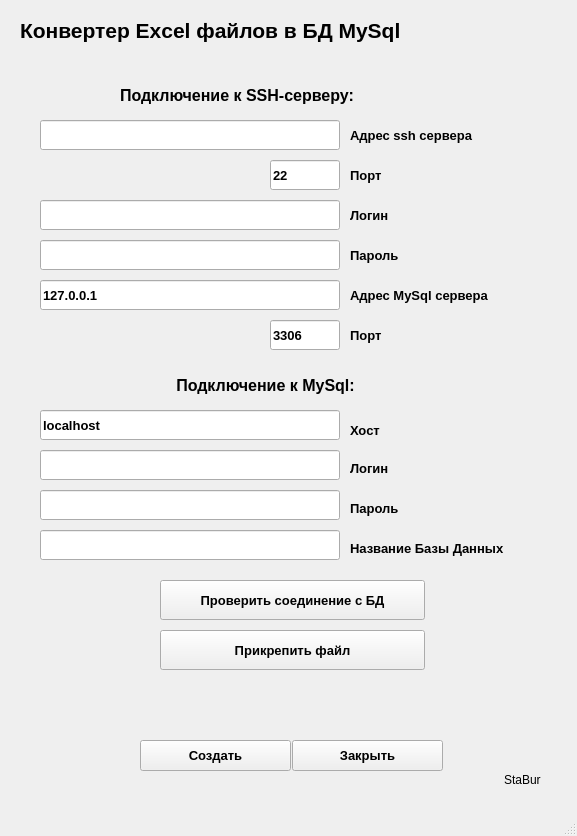
Before: the Qt Designer form forma1.ui in Stabur/ExcelToMySql, drawn with Qt 5.
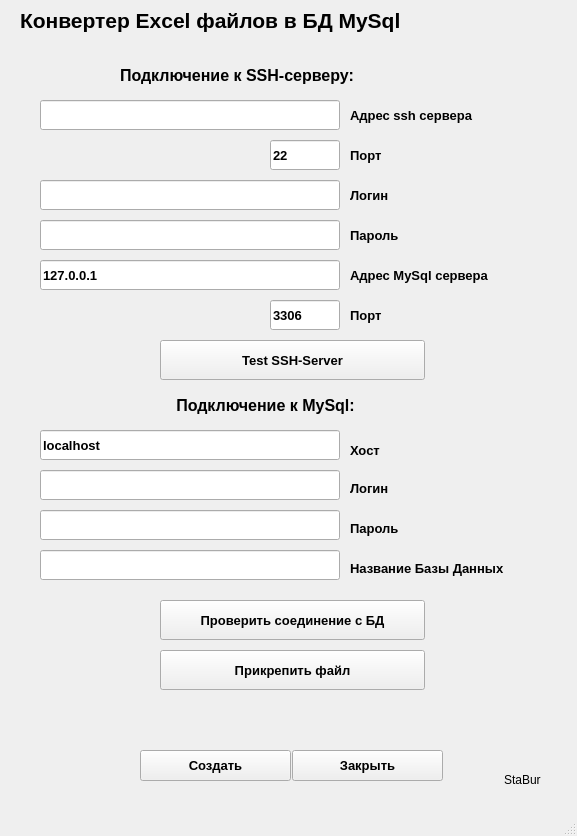
After: the same form once the commit is applied.

Diff of the .ui file:
```diff
--- a/forma1.ui
+++ b/forma1.ui
@@ -18,7 +18,7 @@
     <property name="geometry">
      <rect>
       <x>20</x>
-      <y>10</y>
+      <y>0</y>
       <width>521</width>
       <height>41</height>
      </rect>
@@ -38,7 +38,7 @@
     <property name="geometry">
      <rect>
       <x>40</x>
-      <y>410</y>
+      <y>430</y>
       <width>300</width>
       <height>30</height>
      </rect>
@@ -58,7 +58,7 @@
     <property name="geometry">
      <rect>
       <x>40</x>
-      <y>450</y>
+      <y>470</y>
       <width>300</width>
       <height>30</height>
      </rect>
@@ -75,7 +75,7 @@
     <property name="geometry">
      <rect>
       <x>40</x>
-      <y>490</y>
+      <y>510</y>
       <width>300</width>
       <height>30</height>
      </rect>
@@ -92,7 +92,7 @@
     <property name="geometry">
      <rect>
       <x>40</x>
-      <y>530</y>
+      <y>550</y>
       <width>300</width>
       <height>30</height>
      </rect>
@@ -109,7 +109,7 @@
     <property name="geometry">
      <rect>
       <x>350</x>
-      <y>420</y>
+      <y>440</y>
       <width>111</width>
       <height>21</height>
      </rect>
@@ -129,7 +129,7 @@
     <property name="geometry">
      <rect>
       <x>350</x>
-      <y>460</y>
+      <y>480</y>
       <width>55</width>
       <height>16</height>
      </rect>
@@ -149,7 +149,7 @@
     <property name="geometry">
      <rect>
       <x>350</x>
-      <y>500</y>
+      <y>520</y>
       <width>81</width>
       <height>16</height>
      </rect>
@@ -169,7 +169,7 @@
     <property name="geometry">
      <rect>
       <x>350</x>
-      <y>540</y>
+      <y>560</y>
       <width>211</width>
       <height>16</height>
      </rect>
@@ -189,7 +189,7 @@
     <property name="geometry">
      <rect>
       <x>292</x>
-      <y>740</y>
+      <y>750</y>
       <width>151</width>
       <height>31</height>
      </rect>
@@ -209,7 +209,7 @@
     <property name="geometry">
      <rect>
       <x>160</x>
-      <y>580</y>
+      <y>600</y>
       <width>265</width>
       <height>40</height>
      </rect>
@@ -229,7 +229,7 @@
     <property name="geometry">
      <rect>
       <x>20</x>
-      <y>55</y>
+      <y>40</y>
       <width>511</width>
       <height>21</height>
      </rect>
@@ -252,7 +252,7 @@
     <property name="geometry">
      <rect>
       <x>160</x>
-      <y>630</y>
+      <y>650</y>
       <width>265</width>
       <height>40</height>
      </rect>
@@ -272,7 +272,7 @@
     <property name="geometry">
      <rect>
       <x>140</x>
-      <y>740</y>
+      <y>750</y>
       <width>151</width>
       <height>31</height>
      </rect>
@@ -292,7 +292,7 @@
     <property name="geometry">
      <rect>
       <x>10</x>
-      <y>680</y>
+      <y>700</y>
       <width>551</width>
       <height>40</height>
      </rect>
@@ -328,7 +328,7 @@
     <property name="geometry">
      <rect>
       <x>140</x>
-      <y>370</y>
+      <y>390</y>
       <width>251</width>
       <height>31</height>
      </rect>
@@ -351,7 +351,7 @@
     <property name="geometry">
      <rect>
       <x>120</x>
-      <y>80</y>
+      <y>60</y>
       <width>311</width>
       <height>31</height>
      </rect>
@@ -371,7 +371,7 @@
     <property name="geometry">
      <rect>
       <x>40</x>
-      <y>120</y>
+      <y>100</y>
       <width>300</width>
       <height>30</height>
      </rect>
@@ -388,7 +388,7 @@
     <property name="geometry">
      <rect>
       <x>270</x>
-      <y>160</y>
+      <y>140</y>
       <width>70</width>
       <height>30</height>
      </rect>
@@ -408,7 +408,7 @@
     <property name="geometry">
      <rect>
       <x>40</x>
-      <y>200</y>
+      <y>180</y>
       <width>300</width>
       <height>30</height>
      </rect>
@@ -425,7 +425,7 @@
     <property name="geometry">
      <rect>
       <x>40</x>
-      <y>240</y>
+      <y>220</y>
       <width>300</width>
       <height>30</height>
      </rect>
@@ -442,7 +442,7 @@
     <property name="geometry">
      <rect>
       <x>40</x>
-      <y>280</y>
+      <y>260</y>
       <width>300</width>
       <height>30</height>
      </rect>
@@ -465,7 +465,7 @@
     <property name="geometry">
      <rect>
       <x>270</x>
-      <y>320</y>
+      <y>300</y>
       <width>70</width>
       <height>30</height>
      </rect>
@@ -485,7 +485,7 @@
     <property name="geometry">
      <rect>
       <x>350</x>
-      <y>125</y>
+      <y>105</y>
       <width>171</width>
       <height>21</height>
      </rect>
@@ -505,7 +505,7 @@
     <property name="geometry">
      <rect>
       <x>350</x>
-      <y>165</y>
+      <y>145</y>
       <width>51</width>
       <height>21</height>
      </rect>
@@ -525,7 +525,7 @@
     <property name="geometry">
      <rect>
       <x>350</x>
-      <y>205</y>
+      <y>185</y>
       <width>61</width>
       <height>21</height>
      </rect>
@@ -545,7 +545,7 @@
     <property name="geometry">
      <rect>
       <x>350</x>
-      <y>245</y>
+      <y>225</y>
       <width>71</width>
       <height>21</height>
      </rect>
@@ -565,7 +565,7 @@
     <property name="geometry">
      <rect>
       <x>350</x>
-      <y>285</y>
+      <y>265</y>
       <width>191</width>
       <height>20</height>
      </rect>
@@ -585,7 +585,7 @@
     <property name="geometry">
      <rect>
       <x>350</x>
-      <y>325</y>
+      <y>305</y>
       <width>51</width>
       <height>21</height>
      </rect>
@@ -601,6 +601,26 @@
      <string>Порт</string>
     </property>
    </widget>
+   <widget class="QPushButton" name="pushButton_5">
+    <property name="geometry">
+     <rect>
+      <x>160</x>
+      <y>340</y>
+      <width>265</width>
+      <height>40</height>
+     </rect>
+    </property>
+    <property name="font">
+     <font>
+      <pointsize>10</pointsize>
+      <weight>75</weight>
+      <bold>true</bold>
+     </font>
+    </property>
+    <property name="text">
+     <string>Test SSH-Server</string>
+    </property>
+   </widget>
   </widget>
   <widget class="QMenuBar" name="menubar">
    <property name="geometry">
```
